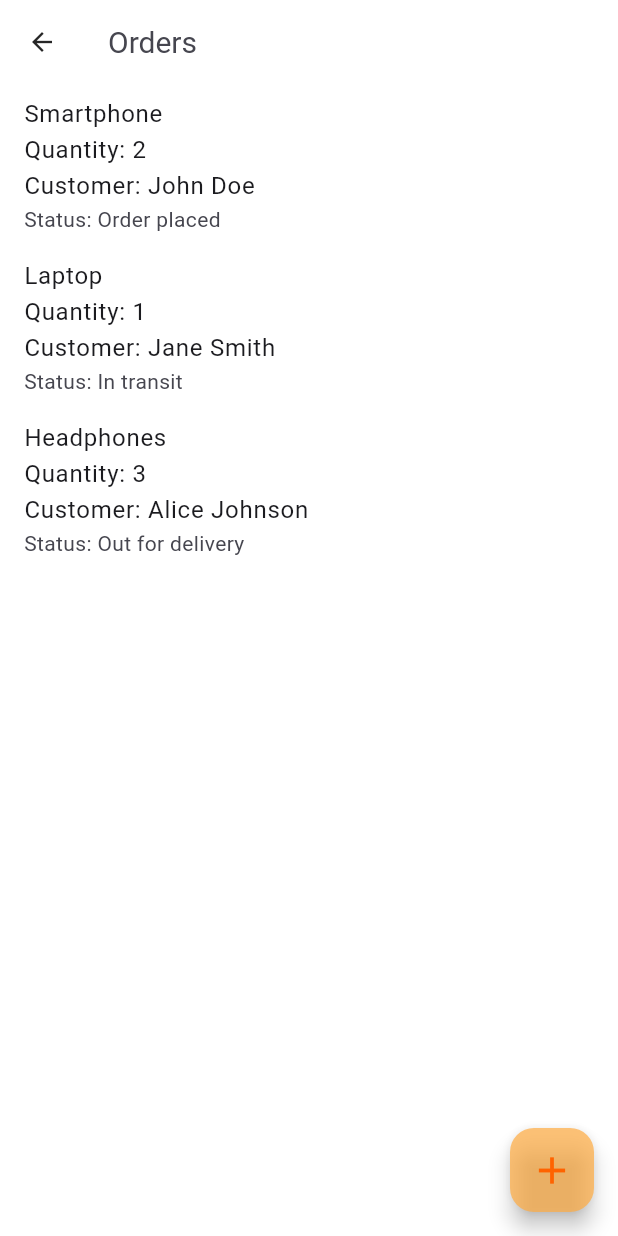
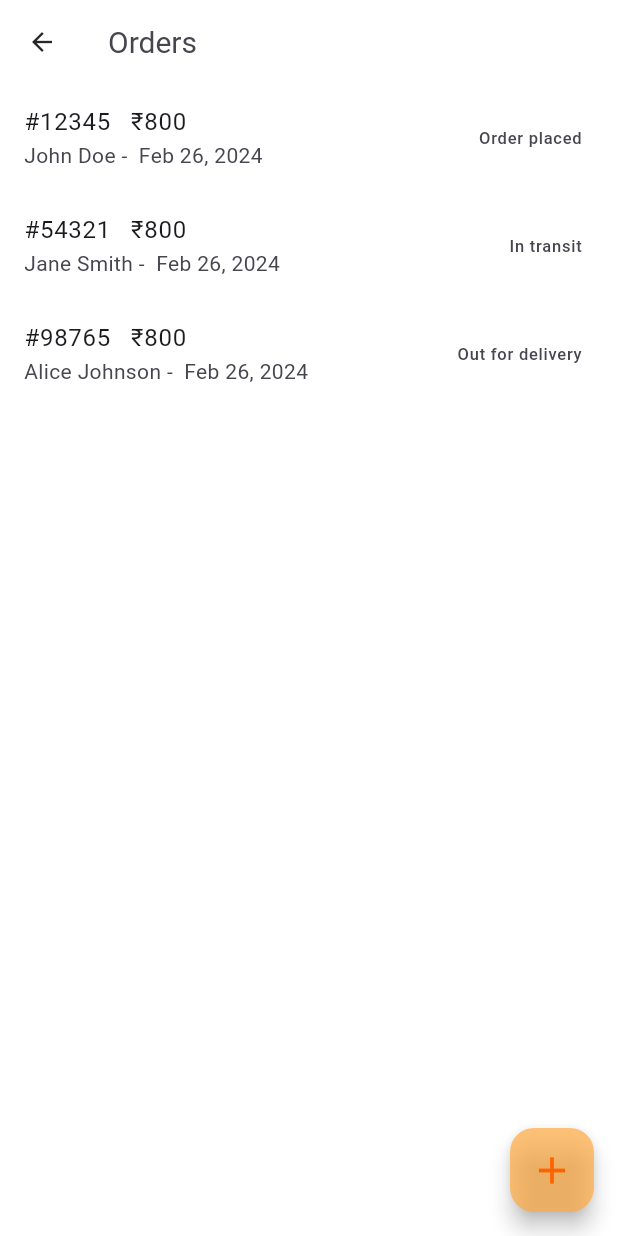
Before and after one commit to roop37/InventoryApplication, a Flutter app: the OrderListScreen screen opened directly, on a phone screen of 412 x 824 dp. Run offline on Flutter 3.47's test engine with Material 3 defaults, Android fonts, the phone set to English and light mode, and no system bars; our stand-ins replace font_awesome_flutter, shared_preferences; missing offline and left inert: flutter_octicons; accounts and stored records are empty.

Commit message:
Modified Order List Screen a little

```diff
--- a/lib/Views/App/AddOrder/AddOrder.view.dart
+++ b/lib/Views/App/AddOrder/AddOrder.view.dart
@@ -266,6 +266,7 @@ class _MyScreenState extends State<AddOrderPage> {
                                   onPressed: () {
                                     setState(() {
                                       cart.removeAt(index - 1);
+                                      updateTotalModifiedMRP();
                                     });
                                   },
                                   icon: Icon(Icons.delete,color: Colors.redAccent,),
--- a/lib/Views/App/OrderList/OrderList.view.dart
+++ b/lib/Views/App/OrderList/OrderList.view.dart
@@ -1,5 +1,6 @@
 import 'package:VedRich/Theme/Spacing.theme.dart';
 import 'package:flutter/material.dart';
+import 'package:intl/intl.dart';
 
 class OrderListScreen extends StatefulWidget {
   @override
@@ -12,25 +13,33 @@ class _OrderListScreenState extends State<OrderListScreen> {
       'orderNumber': '12345',
       'customerName': 'John Doe',
       'address': '123 Main St, City',
-      'product': 'Smartphone',
+      'product': ['Smartphone'],
       'quantity': 2,
       'status': 'Order placed',
+      'date': '2024-02-26',
+      'total': 800
+
     },
     {
       'orderNumber': '54321',
       'customerName': 'Jane Smith',
       'address': '456 Elm St, Town',
-      'product': 'Laptop',
+      'product': ['Smartphone'],
       'quantity': 1,
       'status': 'In transit',
+      'date': '2024-02-26',
+      'total': 800
+
     },
     {
       'orderNumber': '98765',
       'customerName': 'Alice Johnson',
       'address': '789 Oak St, Village',
-      'product': 'Headphones',
+      'product': ['Smartphone'],
       'quantity': 3,
       'status': 'Out for delivery',
+      'date': '2024-02-26',
+      'total': 800
     },
   ];
 
@@ -48,16 +57,11 @@ class _OrderListScreenState extends State<OrderListScreen> {
       body: ListView.builder(
         itemCount: orders.length,
         itemBuilder: (context, index) {
-          return ListTile(
-            title: Column(
-              crossAxisAlignment: CrossAxisAlignment.start,
-              children: [
-                Text('${orders[index]['product']}'),
-                Text('Quantity: ${orders[index]['quantity']}'),
-                Text('Customer: ${orders[index]['customerName']}'),
-              ],
-            ),
-            subtitle: Text('Status: ${orders[index]['status']}'),
+
+      return ListTile(
+        subtitle: Text('${orders[index]['customerName']} -  ${DateFormat('MMM dd, yyyy').format(DateTime.parse(orders[index]['date']))}',overflow: TextOverflow.ellipsis,maxLines: 1,),
+            title: Text("#${orders[index]['orderNumber']}   ₹${orders[index]['total']}"),
+            trailing: Text('${orders[index]['status']}'),
             onTap: () {
               _showOrderDetails(orders[index]);
             },
```
